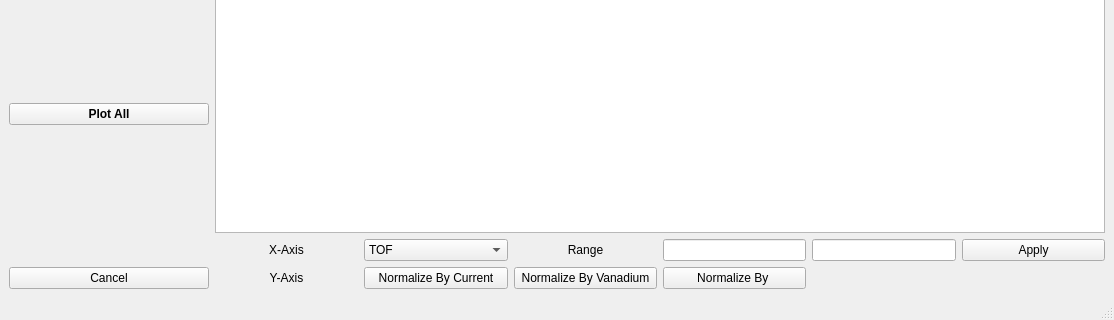
neutrons/PyVDrive, file src/interface/gui/ui_GPView.ui: the form before one commit; both pictures show x 0 to 1114 and y 468 to 788 of the 1114 by 788 pixel window.
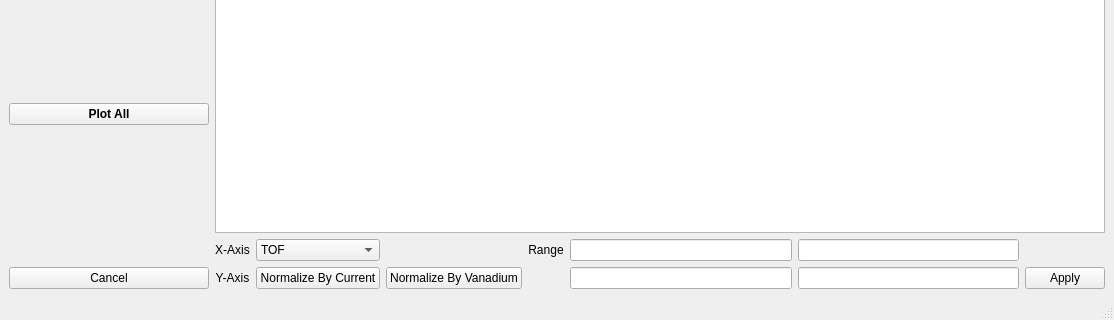
The form after the commit. Custom widgets are drawn as their Qt base class.

```diff
--- a/src/interface/gui/ui_GPView.ui
+++ b/src/interface/gui/ui_GPView.ui
@@ -256,6 +256,22 @@
           </item>
           <item>
            <layout class="QGridLayout" name="gridLayout_2">
+            <item row="1" column="2">
+             <widget class="QPushButton" name="pushButton_normByCurrent">
+              <property name="toolTip">
+               <string>&lt;html&gt;&lt;head/&gt;&lt;body&gt;&lt;p&gt;Normalize by proton charge&lt;/p&gt;&lt;/body&gt;&lt;/html&gt;</string>
+              </property>
+              <property name="text">
+               <string>Normalize By Current</string>
+              </property>
+             </widget>
+            </item>
+            <item row="1" column="6">
+             <widget class="QLineEdit" name="lineEdit_2"/>
+            </item>
+            <item row="1" column="5">
+             <widget class="QLineEdit" name="lineEdit"/>
+            </item>
             <item row="0" column="1">
              <widget class="QLabel" name="label">
               <property name="text">
@@ -266,17 +282,7 @@
               </property>
              </widget>
             </item>
-            <item row="1" column="1">
-             <widget class="QLabel" name="label_4">
-              <property name="text">
-               <string>Y-Axis</string>
-              </property>
-              <property name="alignment">
-               <set>Qt::AlignCenter</set>
-              </property>
-             </widget>
-            </item>
-            <item row="0" column="3">
+            <item row="0" column="4">
              <widget class="QLabel" name="label_2">
               <property name="layoutDirection">
                <enum>Qt::LeftToRight</enum>
@@ -289,6 +295,33 @@
               </property>
              </widget>
             </item>
+            <item row="1" column="7">
+             <widget class="QPushButton" name="pushButton_apply">
+              <property name="text">
+               <string>Apply</string>
+              </property>
+             </widget>
+            </item>
+            <item row="0" column="5">
+             <widget class="QLineEdit" name="lineEdit_minX">
+              <property name="sizePolicy">
+               <sizepolicy hsizetype="Preferred" vsizetype="Fixed">
+                <horstretch>0</horstretch>
+                <verstretch>0</verstretch>
+               </sizepolicy>
+              </property>
+             </widget>
+            </item>
+            <item row="0" column="6">
+             <widget class="QLineEdit" name="lineEdit_maxX">
+              <property name="sizePolicy">
+               <sizepolicy hsizetype="Preferred" vsizetype="Fixed">
+                <horstretch>0</horstretch>
+                <verstretch>0</verstretch>
+               </sizepolicy>
+              </property>
+             </widget>
+            </item>
             <item row="1" column="3">
              <widget class="QPushButton" name="pushButton_normByVanadium">
               <property name="text">
@@ -296,13 +329,13 @@
               </property>
              </widget>
             </item>
-            <item row="0" column="4">
-             <widget class="QLineEdit" name="lineEdit_minX">
-              <property name="sizePolicy">
-               <sizepolicy hsizetype="Preferred" vsizetype="Fixed">
-                <horstretch>0</horstretch>
-                <verstretch>0</verstretch>
-               </sizepolicy>
+            <item row="1" column="1">
+             <widget class="QLabel" name="label_4">
+              <property name="text">
+               <string>Y-Axis</string>
+              </property>
+              <property name="alignment">
+               <set>Qt::AlignCenter</set>
               </property>
              </widget>
             </item>
@@ -325,56 +358,6 @@
               </item>
              </widget>
             </item>
-            <item row="0" column="5">
-             <widget class="QLineEdit" name="lineEdit_maxX">
-              <property name="sizePolicy">
-               <sizepolicy hsizetype="Preferred" vsizetype="Fixed">
-                <horstretch>0</horstretch>
-                <verstretch>0</verstretch>
-               </sizepolicy>
-              </property>
-             </widget>
-            </item>
-            <item row="1" column="4">
-             <widget class="QPushButton" name="pushButton_normVacant">
-              <property name="text">
-               <string>Normalize By </string>
-              </property>
-             </widget>
-            </item>
-            <item row="1" column="2">
-             <widget class="QPushButton" name="pushButton_normByCurrent">
-              <property name="toolTip">
-               <string>&lt;html&gt;&lt;head/&gt;&lt;body&gt;&lt;p&gt;Normalize by proton charge&lt;/p&gt;&lt;/body&gt;&lt;/html&gt;</string>
-              </property>
-              <property name="text">
-               <string>Normalize By Current</string>
-              </property>
-             </widget>
-            </item>
-            <item row="0" column="6">
-             <widget class="QPushButton" name="pushButton_apply">
-              <property name="text">
-               <string>Apply</string>
-              </property>
-             </widget>
-            </item>
-            <item row="1" column="6">
-             <spacer name="horizontalSpacer">
-              <property name="orientation">
-               <enum>Qt::Horizontal</enum>
-              </property>
-              <property name="sizeType">
-               <enum>QSizePolicy::Preferred</enum>
-              </property>
-              <property name="sizeHint" stdset="0">
-               <size>
-                <width>40</width>
-                <height>20</height>
-               </size>
-              </property>
-             </spacer>
-            </item>
            </layout>
           </item>
          </layout>
```
